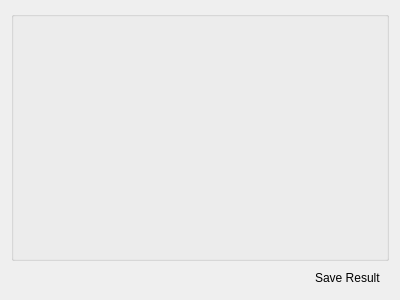
Qt form view/results/genericcomparisonwidget.ui (Joensw/RCAIT) before a commit.
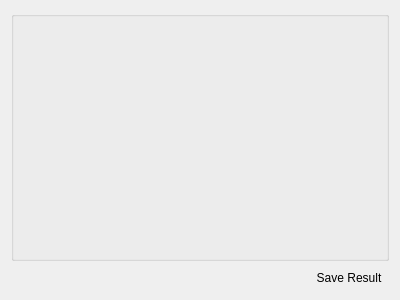
The same form after that commit. Icons and pictures are not drawn.

The edit to the form file:
```diff
--- a/view/results/genericcomparisonwidget.ui
+++ b/view/results/genericcomparisonwidget.ui
@@ -72,7 +72,7 @@
         <enum>Qt::RightToLeft</enum>
        </property>
        <property name="text">
-        <string>Save Result </string>
+        <string>Save Result</string>
        </property>
        <property name="icon">
         <iconset resource="../../UI_Icons.qrc">
```
Left out of the diff: 7 changed lines with no effect on the pictures.
